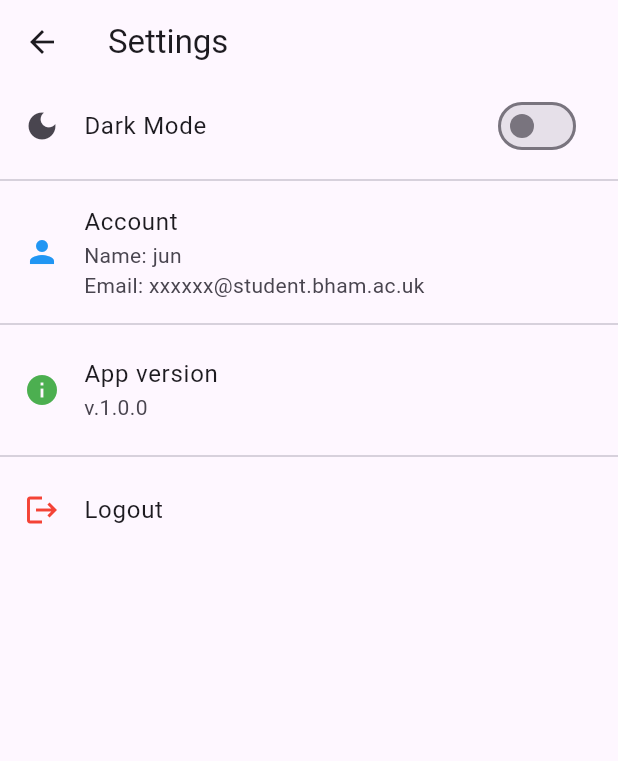
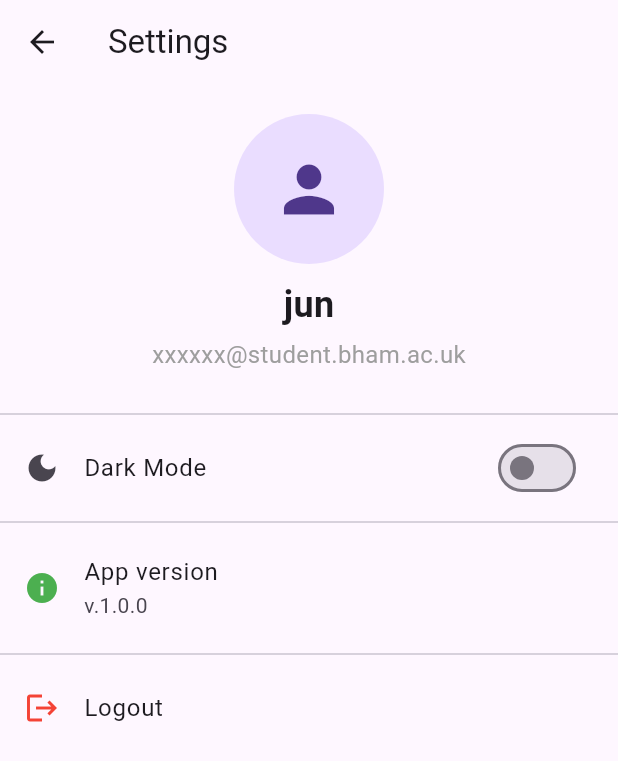
Before and after one commit to JamesMWaller/MobileAndUbiquitousComputing, a Flutter app: the Settings screen opened directly, on a phone screen of 412 x 824 dp. Shown: the top 761 px of the screen. Run offline on Flutter 3.47's test engine with Material 3 defaults, Android fonts, the phone set to English and light mode, and no system bars; our stand-ins replace curved_navigation_bar, fl_chart, flutter_blue_plus, image_picker, permission_handler.

Commit message:
updated profile settings page

```diff
--- a/flutter_ble/lib/NavToolBar/Items/settings.dart
+++ b/flutter_ble/lib/NavToolBar/Items/settings.dart
@@ -2,7 +2,6 @@ import 'package:flutter/material.dart';
 import 'package:flutter_ble/welcomepage.dart';
 import 'package:provider/provider.dart';
 import 'theme_provider.dart';
-import 'package:flutter_ble/welcomepage.dart';
 
 class Settings extends StatelessWidget {
   @override
@@ -11,9 +10,32 @@ class Settings extends StatelessWidget {
 
     return Scaffold(
       appBar: AppBar(title: Text("Settings")),
-      body: Column(
-        crossAxisAlignment: CrossAxisAlignment.start,
+      body: ListView(
         children: [
+          Padding(
+            padding: EdgeInsets.symmetric(vertical: 20.0),
+            child: Center(
+              child: Column(
+                children: [
+                  CircleAvatar(
+                    radius: 50,
+                    child: Icon(Icons.person, size: 50),
+                  ),
+                  SizedBox(height: 10),
+                  Text(
+                    "jun",
+                    style: TextStyle(fontSize: 24, fontWeight: FontWeight.bold),
+                  ),
+                  SizedBox(height: 5),
+                  Text(
+                    "xxxxxx@student.bham.ac.uk",
+                    style: TextStyle(fontSize: 16, color: Colors.grey),
+                  ),
+                ],
+              ),
+            ),
+          ),
+          Divider(),
           ListTile(
             leading: Icon(Icons.dark_mode),
             title: Text("Dark Mode"),
@@ -23,15 +45,6 @@ class Settings extends StatelessWidget {
                 themeProvider.toggleTheme();
               },
             ),
-          ),
-          Divider(),
-          ListTile(
-            leading: Icon(Icons.person, color: Colors.blue),
-            title: Text("Account"),
-            subtitle: Text("Name: jun\nEmail: xxxxxx@student.bham.ac.uk"),
-            onTap: () {
-              //
-            },
           ),
           Divider(),
           ListTile(
@@ -46,7 +59,7 @@ class Settings extends StatelessWidget {
             onTap: () {
               Navigator.of(context).pushAndRemoveUntil(
                 MaterialPageRoute(builder: (context) => WelcomeScreen()),
-                    (Route<dynamic> route) => false,
+                (Route<dynamic> route) => false,
               );
             },
           ),
```
